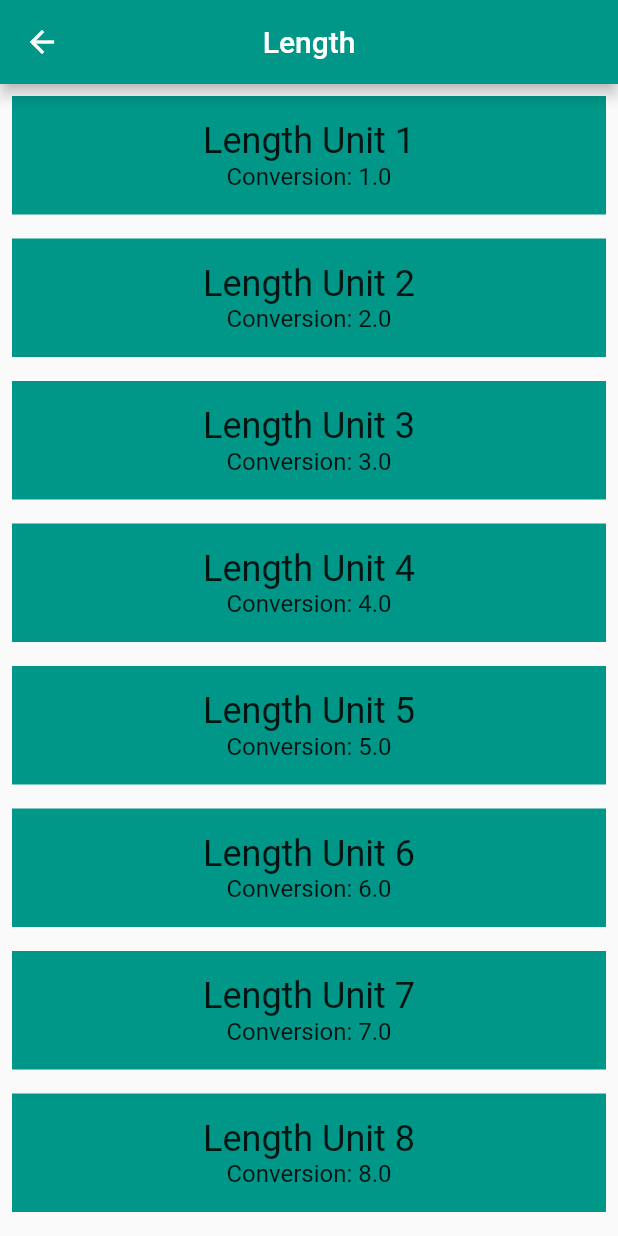
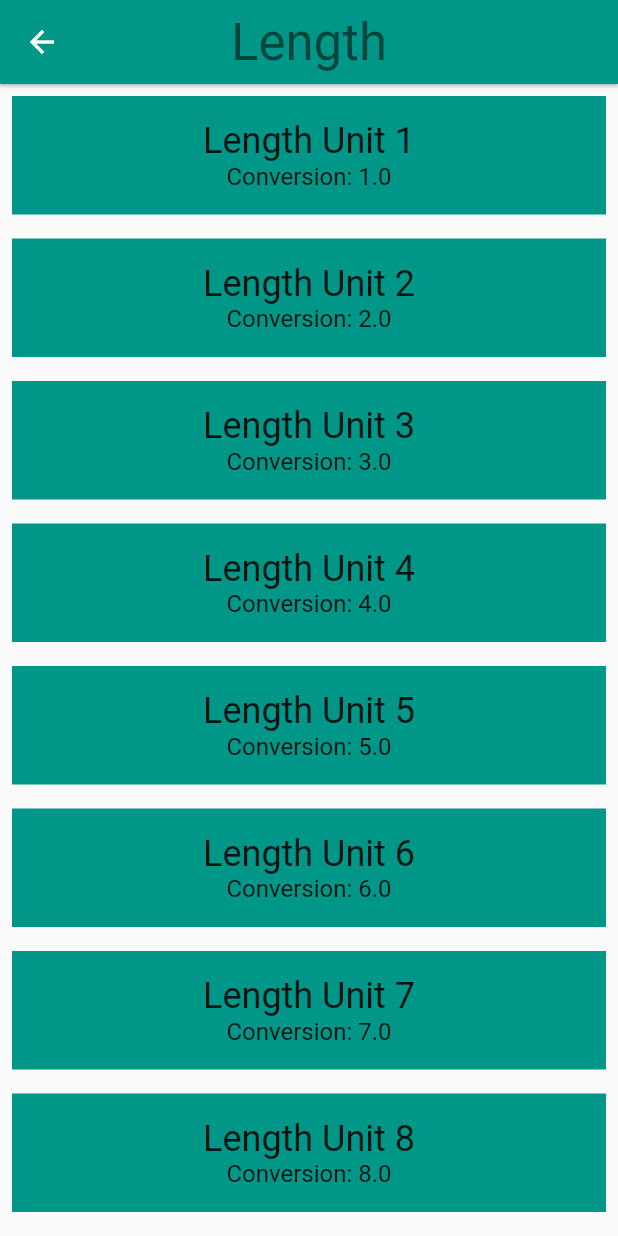
Before and after one commit to mohanmunisifreddy/Flutter-Demo-, a Flutter app: the screen it shows after launch, after a tap on "Length", on a phone screen of 412 x 824 dp. Run offline on Flutter 3.47's test engine with Material 2 defaults, Android fonts, the phone set to English and light mode, and no system bars.

Commit message:
Updated navigation

```diff
--- a/lib/category.dart
+++ b/lib/category.dart
@@ -27,19 +27,18 @@ class Category extends StatelessWidget {
     Navigator.push(
       context,
       MaterialPageRoute(builder: (context) {
-        return MaterialApp(
-          debugShowCheckedModeBanner: false,
-          home: Scaffold(
+        return Scaffold(
             appBar: AppBar(
-              title: Text(name),
+              elevation: 1.0,
+              title: Text(
+                  name,
+                  style: Theme.of(context).textTheme.display1,
+              ),
               backgroundColor: color,
               centerTitle: true,
-              automaticallyImplyLeading: true,
-              leading: IconButton(icon: Icon(Icons.arrow_back), onPressed: () => Navigator.pop(context, false)),
             ),
             body: ConverterRoute(name: name, color: color, units: units),
-          ),
-        );
+          );
       })
     );
   }
@@ -86,48 +85,3 @@ class Category extends StatelessWidget {
   }
 
 }
-
-
-
-
-
-
-
-
-
-
-
-
-
-
-
-
-
-
-
-//class Category extends StatelessWidget {
-//  @override
-//  Widget build(BuildContext context) {
-//    return Container(
-//        color: Colors.teal[300],
-//        height: 100.0,
-//        child: Padding(
-//          padding: EdgeInsets.all(8.0),
-//          child: InkWell(
-//              onTap: () => print("I was tapped"),
-//              highlightColor: Colors.redAccent,
-//              splashColor: Colors.amberAccent,
-//              child: Row(
-//                children: <Widget>[
-//                  Padding(
-//                    padding: EdgeInsets.all(16.0),
-//                    child: Icon(Icons.accessibility, size: 60.0,),
-//                  ),
-//                  Center(
-//                    child: Text("Person", style: TextStyle(fontSize: 24.0),),
-//                  )
-//                ],
-//              )),
-//        ));
-//  }
-//}
```
